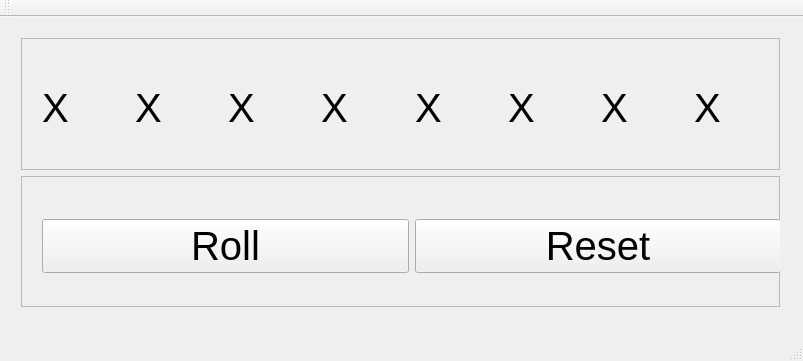
The window that KoT_Dice/mainwindow.ui (mikkelau/KoT_Dice) describes before a commit, drawn with Qt 5.
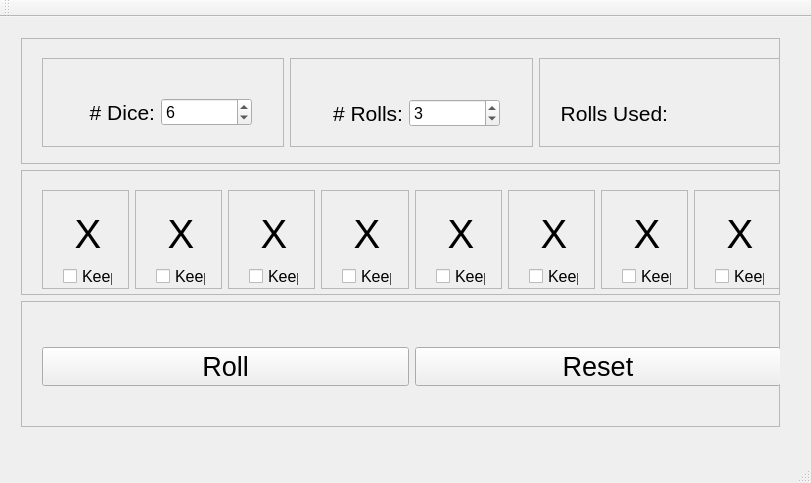
The same window after the commit.

Commit message: Added the Dice class

Patch:
```diff
--- a/KoT_Dice/mainwindow.ui
+++ b/KoT_Dice/mainwindow.ui
@@ -6,8 +6,8 @@
    <rect>
     <x>0</x>
     <y>0</y>
-    <width>803</width>
-    <height>361</height>
+    <width>811</width>
+    <height>483</height>
    </rect>
   </property>
   <property name="windowTitle">
@@ -20,10 +20,207 @@
       <x>10</x>
       <y>10</y>
       <width>781</width>
-      <height>291</height>
+      <height>411</height>
      </rect>
     </property>
     <layout class="QVBoxLayout" name="verticalLayout_2">
+     <item>
+      <widget class="QFrame" name="frame_11">
+       <property name="frameShape">
+        <enum>QFrame::StyledPanel</enum>
+       </property>
+       <property name="frameShadow">
+        <enum>QFrame::Raised</enum>
+       </property>
+       <widget class="QWidget" name="verticalLayoutWidget_10">
+        <property name="geometry">
+         <rect>
+          <x>10</x>
+          <y>9</y>
+          <width>761</width>
+          <height>111</height>
+         </rect>
+        </property>
+        <layout class="QHBoxLayout" name="horizontalLayout_3">
+         <item>
+          <widget class="QFrame" name="frame_12">
+           <property name="frameShape">
+            <enum>QFrame::StyledPanel</enum>
+           </property>
+           <property name="frameShadow">
+            <enum>QFrame::Raised</enum>
+           </property>
+           <widget class="QWidget" name="horizontalLayoutWidget_3">
+            <property name="geometry">
+             <rect>
+              <x>10</x>
+              <y>9</y>
+              <width>211</width>
+              <height>91</height>
+             </rect>
+            </property>
+            <layout class="QHBoxLayout" name="horizontalLayout_5">
+             <item>
+              <widget class="QLabel" name="label">
+               <property name="font">
+                <font>
+                 <pointsize>16</pointsize>
+                </font>
+               </property>
+               <property name="text">
+                <string># Dice:</string>
+               </property>
+               <property name="alignment">
+                <set>Qt::AlignRight|Qt::AlignTrailing|Qt::AlignVCenter</set>
+               </property>
+              </widget>
+             </item>
+             <item>
+              <widget class="QSpinBox" name="spinBox">
+               <property name="font">
+                <font>
+                 <pointsize>12</pointsize>
+                </font>
+               </property>
+               <property name="minimum">
+                <number>1</number>
+               </property>
+               <property name="maximum">
+                <number>8</number>
+               </property>
+               <property name="value">
+                <number>6</number>
+               </property>
+              </widget>
+             </item>
+            </layout>
+           </widget>
+          </widget>
+         </item>
+         <item>
+          <widget class="QFrame" name="frame_14">
+           <property name="frameShape">
+            <enum>QFrame::StyledPanel</enum>
+           </property>
+           <property name="frameShadow">
+            <enum>QFrame::Raised</enum>
+           </property>
+           <widget class="QWidget" name="horizontalLayoutWidget_4">
+            <property name="geometry">
+             <rect>
+              <x>10</x>
+              <y>10</y>
+              <width>211</width>
+              <height>91</height>
+             </rect>
+            </property>
+            <layout class="QHBoxLayout" name="horizontalLayout_6">
+             <item>
+              <widget class="QLabel" name="label_7">
+               <property name="font">
+                <font>
+                 <pointsize>16</pointsize>
+                </font>
+               </property>
+               <property name="text">
+                <string># Rolls:</string>
+               </property>
+               <property name="alignment">
+                <set>Qt::AlignRight|Qt::AlignTrailing|Qt::AlignVCenter</set>
+               </property>
+              </widget>
+             </item>
+             <item>
+              <widget class="QSpinBox" name="spinBox_2">
+               <property name="font">
+                <font>
+                 <pointsize>12</pointsize>
+                </font>
+               </property>
+               <property name="minimum">
+                <number>1</number>
+               </property>
+               <property name="maximum">
+                <number>5</number>
+               </property>
+               <property name="value">
+                <number>3</number>
+               </property>
+              </widget>
+             </item>
+            </layout>
+           </widget>
+          </widget>
+         </item>
+         <item>
+          <widget class="QFrame" name="frame_13">
+           <property name="frameShape">
+            <enum>QFrame::StyledPanel</enum>
+           </property>
+           <property name="frameShadow">
+            <enum>QFrame::Raised</enum>
+           </property>
+           <widget class="QWidget" name="verticalLayoutWidget_11">
+            <property name="geometry">
+             <rect>
+              <x>10</x>
+              <y>10</y>
+              <width>231</width>
+              <height>91</height>
+             </rect>
+            </property>
+            <layout class="QHBoxLayout" name="horizontalLayout_4">
+             <item>
+              <widget class="QLabel" name="label_2">
+               <property name="font">
+                <font>
+                 <pointsize>16</pointsize>
+                </font>
+               </property>
+               <property name="text">
+                <string>Rolls Used:</string>
+               </property>
+               <property name="alignment">
+                <set>Qt::AlignRight|Qt::AlignTrailing|Qt::AlignVCenter</set>
+               </property>
+              </widget>
+             </item>
+             <item>
+              <widget class="QLabel" name="label_3">
+               <property name="text">
+                <string/>
+               </property>
+              </widget>
+             </item>
+             <item>
+              <widget class="QLabel" name="label_4">
+               <property name="text">
+                <string/>
+               </property>
+              </widget>
+             </item>
+             <item>
+              <widget class="QLabel" name="label_6">
+               <property name="text">
+                <string/>
+               </property>
+              </widget>
+             </item>
+             <item>
+              <widget class="QLabel" name="label_5">
+               <property name="text">
+                <string/>
+               </property>
+              </widget>
+             </item>
+            </layout>
+           </widget>
+          </widget>
+         </item>
+        </layout>
+       </widget>
+      </widget>
+     </item>
      <item>
       <widget class="QFrame" name="frame_2">
        <property name="frameShape">
@@ -43,99 +240,395 @@
         </property>
         <layout class="QHBoxLayout" name="horizontalLayout_2">
          <item>
-          <widget class="QLabel" name="label_8">
-           <property name="font">
-            <font>
-             <pointsize>30</pointsize>
-            </font>
+          <widget class="QFrame" name="frame_3">
+           <property name="frameShape">
+            <enum>QFrame::StyledPanel</enum>
            </property>
-           <property name="text">
-            <string>X</string>
+           <property name="frameShadow">
+            <enum>QFrame::Raised</enum>
            </property>
+           <widget class="QWidget" name="verticalLayoutWidget">
+            <property name="geometry">
+             <rect>
+              <x>10</x>
+              <y>9</y>
+              <width>72</width>
+              <height>101</height>
+             </rect>
+            </property>
+            <layout class="QVBoxLayout" name="verticalLayout">
+             <item>
+              <widget class="QLabel" name="label_8">
+               <property name="font">
+                <font>
+                 <pointsize>30</pointsize>
+                </font>
+               </property>
+               <property name="text">
+                <string>X</string>
+               </property>
+               <property name="alignment">
+                <set>Qt::AlignCenter</set>
+               </property>
+              </widget>
+             </item>
+             <item>
+              <widget class="QCheckBox" name="checkBox">
+               <property name="font">
+                <font>
+                 <pointsize>12</pointsize>
+                </font>
+               </property>
+               <property name="text">
+                <string>Keep</string>
+               </property>
+              </widget>
+             </item>
+            </layout>
+           </widget>
           </widget>
          </item>
          <item>
-          <widget class="QLabel" name="label_7">
-           <property name="font">
-            <font>
-             <pointsize>30</pointsize>
-            </font>
+          <widget class="QFrame" name="frame_4">
+           <property name="frameShape">
+            <enum>QFrame::StyledPanel</enum>
            </property>
-           <property name="text">
-            <string>X</string>
+           <property name="frameShadow">
+            <enum>QFrame::Raised</enum>
            </property>
+           <widget class="QWidget" name="verticalLayoutWidget_3">
+            <property name="geometry">
+             <rect>
+              <x>10</x>
+              <y>9</y>
+              <width>72</width>
+              <height>101</height>
+             </rect>
+            </property>
+            <layout class="QVBoxLayout" name="verticalLayout_3">
+             <item>
+              <widget class="QLabel" name="label_9">
+               <property name="font">
+                <font>
+                 <pointsize>30</pointsize>
+                </font>
+               </property>
+               <property name="text">
+                <string>X</string>
+               </property>
+               <property name="alignment">
+                <set>Qt::AlignCenter</set>
+               </property>
+              </widget>
+             </item>
+             <item>
+              <widget class="QCheckBox" name="checkBox_2">
+               <property name="font">
+                <font>
+                 <pointsize>12</pointsize>
+                </font>
+               </property>
+               <property name="text">
+                <string>Keep</string>
+               </property>
+              </widget>
+             </item>
+            </layout>
+           </widget>
           </widget>
          </item>
          <item>
-          <widget class="QLabel" name="label_6">
-           <property name="font">
-            <font>
-             <pointsize>30</pointsize>
-            </font>
+          <widget class="QFrame" name="frame_5">
+           <property name="frameShape">
+            <enum>QFrame::StyledPanel</enum>
            </property>
-           <property name="text">
-            <string>X</string>
+           <property name="frameShadow">
+            <enum>QFrame::Raised</enum>
            </property>
+           <widget class="QWidget" name="verticalLayoutWidget_4">
+            <property name="geometry">
+             <rect>
+              <x>10</x>
+              <y>9</y>
+              <width>72</width>
+              <height>101</height>
+             </rect>
+            </property>
+            <layout class="QVBoxLayout" name="verticalLayout_4">
+             <item>
+              <widget class="QLabel" name="label_10">
+               <property name="font">
+                <font>
+                 <pointsize>30</pointsize>
+                </font>
+               </property>
+               <property name="text">
+                <string>X</string>
+               </property>
+               <property name="alignment">
+                <set>Qt::AlignCenter</set>
+               </property>
+              </widget>
+             </item>
+             <item>
+              <widget class="QCheckBox" name="checkBox_3">
+               <property name="font">
+                <font>
+                 <pointsize>12</pointsize>
+                </font>
+               </property>
+               <property name="text">
+                <string>Keep</string>
+               </property>
+              </widget>
+             </item>
+            </layout>
+           </widget>
           </widget>
          </item>
          <item>
-          <widget class="QLabel" name="label_5">
-           <property name="font">
-            <font>
-             <pointsize>30</pointsize>
-            </font>
+          <widget class="QFrame" name="frame_6">
+           <property name="frameShape">
+            <enum>QFrame::StyledPanel</enum>
            </property>
-           <property name="text">
-            <string>X</string>
+           <property name="frameShadow">
+            <enum>QFrame::Raised</enum>
            </property>
+           <widget class="QWidget" name="verticalLayoutWidget_5">
+            <property name="geometry">
+             <rect>
+              <x>10</x>
+              <y>9</y>
+              <width>72</width>
+              <height>101</height>
+             </rect>
+            </property>
+            <layout class="QVBoxLayout" name="verticalLayout_5">
+             <item>
+              <widget class="QLabel" name="label_11">
+               <property name="font">
+                <font>
+                 <pointsize>30</pointsize>
+                </font>
+               </property>
+               <property name="text">
+                <string>X</string>
+               </property>
+               <property name="alignment">
+                <set>Qt::AlignCenter</set>
+               </property>
+              </widget>
+             </item>
+             <item>
+              <widget class="QCheckBox" name="checkBox_4">
+               <property name="font">
+                <font>
+                 <pointsize>12</pointsize>
+                </font>
+               </property>
+               <property name="text">
+                <string>Keep</string>
+               </property>
+              </widget>
+             </item>
+            </layout>
+           </widget>
           </widget>
          </item>
          <item>
-          <widget class="QLabel" name="label_4">
-           <property name="font">
-            <font>
-             <pointsize>30</pointsize>
-            </font>
+          <widget class="QFrame" name="frame_7">
+           <property name="frameShape">
+            <enum>QFrame::StyledPanel</enum>
            </property>
-           <property name="text">
-            <string>X</string>
+           <property name="frameShadow">
+            <enum>QFrame::Raised</enum>
            </property>
+           <widget class="QWidget" name="verticalLayoutWidget_6">
+            <property name="geometry">
+             <rect>
+              <x>10</x>
+              <y>9</y>
+              <width>72</width>
+              <height>101</height>
+             </rect>
+            </property>
+            <layout class="QVBoxLayout" name="verticalLayout_6">
+             <item>
+              <widget class="QLabel" name="label_12">
+               <property name="font">
+                <font>
+                 <pointsize>30</pointsize>
+                </font>
+               </property>
+               <property name="text">
+                <string>X</string>
+               </property>
+               <property name="alignment">
+                <set>Qt::AlignCenter</set>
+               </property>
+              </widget>
+             </item>
+             <item>
+              <widget class="QCheckBox" name="checkBox_5">
+               <property name="font">
+                <font>
+                 <pointsize>12</pointsize>
+                </font>
+               </property>
+               <property name="text">
+                <string>Keep</string>
+               </property>
+              </widget>
+             </item>
+            </layout>
+           </widget>
           </widget>
          </item>
          <item>
-          <widget class="QLabel" name="label_3">
-           <property name="font">
-            <font>
-             <pointsize>30</pointsize>
-            </font>
+          <widget class="QFrame" name="frame_8">
+           <property name="frameShape">
+            <enum>QFrame::StyledPanel</enum>
            </property>
-           <property name="text">
-            <string>X</string>
+           <property name="frameShadow">
+            <enum>QFrame::Raised</enum>
            </property>
+           <widget class="QWidget" name="verticalLayoutWidget_7">
+            <property name="geometry">
+             <rect>
+              <x>10</x>
+              <y>9</y>
+              <width>72</width>
+              <height>101</height>
+             </rect>
+            </property>
+            <layout class="QVBoxLayout" name="verticalLayout_7">
+             <item>
+              <widget class="QLabel" name="label_13">
+               <property name="font">
+                <font>
+                 <pointsize>30</pointsize>
+                </font>
+               </property>
+               <property name="text">
+                <string>X</string>
+               </property>
+               <property name="alignment">
+                <set>Qt::AlignCenter</set>
+               </property>
+              </widget>
+             </item>
+             <item>
+              <widget class="QCheckBox" name="checkBox_6">
+               <property name="font">
+                <font>
+                 <pointsize>12</pointsize>
+                </font>
+               </property>
+               <property name="text">
+                <string>Keep</string>
+               </property>
+              </widget>
+             </item>
+            </layout>
+           </widget>
           </widget>
          </item>
          <item>
-          <widget class="QLabel" name="label_2">
-           <property name="font">
-            <font>
-             <pointsize>30</pointsize>
-            </font>
+          <widget class="QFrame" name="frame_9">
+           <property name="frameShape">
+            <enum>QFrame::StyledPanel</enum>
            </property>
-           <property name="text">
-            <string>X</string>
+           <property name="frameShadow">
+            <enum>QFrame::Raised</enum>
            </property>
+           <widget class="QWidget" name="verticalLayoutWidget_8">
+            <property name="geometry">
+             <rect>
+              <x>10</x>
+              <y>9</y>
+              <width>72</width>
+              <height>101</height>
+             </rect>
+            </property>
+            <layout class="QVBoxLayout" name="verticalLayout_8">
+             <item>
+              <widget class="QLabel" name="label_14">
+               <property name="font">
+                <font>
+                 <pointsize>30</pointsize>
+                </font>
+               </property>
+               <property name="text">
+                <string>X</string>
+               </property>
+               <property name="alignment">
+                <set>Qt::AlignCenter</set>
+               </property>
+              </widget>
+             </item>
+             <item>
+              <widget class="QCheckBox" name="checkBox_7">
+               <property name="font">
+                <font>
+                 <pointsize>12</pointsize>
+                </font>
+               </property>
+               <property name="text">
+                <string>Keep</string>
+               </property>
+              </widget>
+             </item>
+            </layout>
+           </widget>
           </widget>
          </item>
          <item>
-          <widget class="QLabel" name="label">
-           <property name="font">
-            <font>
-             <pointsize>30</pointsize>
-            </font>
+          <widget class="QFrame" name="frame_10">
+           <property name="frameShape">
+            <enum>QFrame::StyledPanel</enum>
            </property>
-           <property name="text">
-            <string>X</string>
+           <property name="frameShadow">
+            <enum>QFrame::Raised</enum>
            </property>
+           <widget class="QWidget" name="verticalLayoutWidget_9">
+            <property name="geometry">
+             <rect>
+              <x>10</x>
+              <y>9</y>
+              <width>72</width>
+              <height>101</height>
+             </rect>
+            </property>
+            <layout class="QVBoxLayout" name="verticalLayout_9">
+             <item>
+              <widget class="QLabel" name="label_15">
+               <property name="font">
+                <font>
+                 <pointsize>30</pointsize>
+                </font>
+               </property>
+               <property name="text">
+                <string>X</string>
+               </property>
+               <property name="alignment">
+                <set>Qt::AlignCenter</set>
+               </property>
+              </widget>
+             </item>
+             <item>
+              <widget class="QCheckBox" name="checkBox_8">
+               <property name="font">
+                <font>
+                 <pointsize>12</pointsize>
+                </font>
+               </property>
+               <property name="text">
+                <string>Keep</string>
+               </property>
+              </widget>
+             </item>
+            </layout>
+           </widget>
           </widget>
          </item>
         </layout>
@@ -156,7 +649,7 @@
           <x>10</x>
           <y>10</y>
           <width>761</width>
-          <height>121</height>
+          <height>111</height>
          </rect>
         </property>
         <layout class="QHBoxLayout" name="horizontalLayout">
@@ -164,7 +657,7 @@
           <widget class="QPushButton" name="pushButton">
            <property name="font">
             <font>
-             <pointsize>30</pointsize>
+             <pointsize>20</pointsize>
             </font>
            </property>
            <property name="text">
@@ -176,7 +669,7 @@
           <widget class="QPushButton" name="pushButton_2">
            <property name="font">
             <font>
-             <pointsize>30</pointsize>
+             <pointsize>20</pointsize>
             </font>
            </property>
            <property name="text">
```
Left out of the diff: 4 changed lines with no effect on the pictures. The commit also changes 5 other files.
